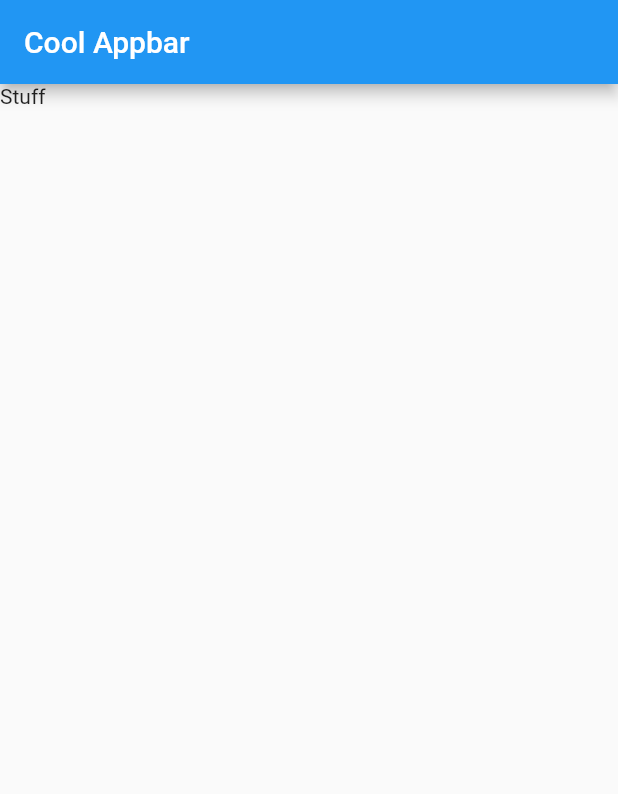
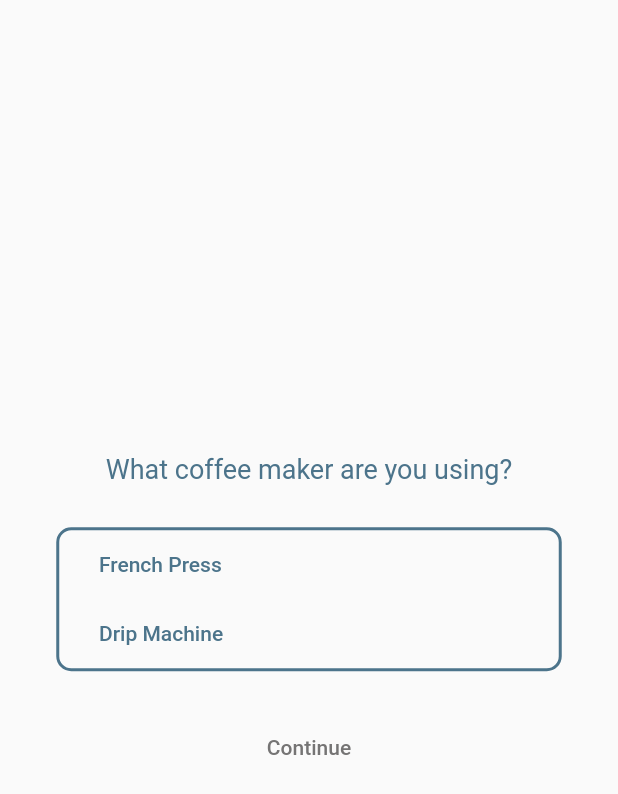
Before and after one commit to VictorA-RGV/MidTermApp, a Flutter app: the screen it shows after launch, on a phone screen of 412 x 824 dp. Shown: the top 794 px of the screen. Run offline on Flutter 3.47's test engine with Material 2 defaults, Android fonts, the phone set to English and light mode, and no system bars.

Commit message:
Added widgets / screen to begin testing and logic

```diff
--- a/lib/screens/choose_device_screen.dart
+++ b/lib/screens/choose_device_screen.dart
@@ -1,4 +1,6 @@
+import 'package:flutter/cupertino.dart';
 import 'package:flutter/material.dart';
+import 'input_cups_screen.dart';
 
 class ChooseDeviceScreen extends StatefulWidget {
   @override
@@ -6,14 +8,150 @@ class ChooseDeviceScreen extends StatefulWidget {
 }
 
 class _ChooseDeviceScreenState extends State<ChooseDeviceScreen> {
+  final Color _iconTransparent = Colors.transparent;
+  final Color _iconBlue = Color(0xFF4C748B);
+  final Color _iconGrey = Color(0XFFE2E2E2);
+  bool _dripMachineFlag = false;
+  bool _frenchPressFlag = false;
+  bool _continueBtn = false;
+  int _pressOrdrip = null;
   @override
   Widget build(BuildContext context) {
     return Scaffold(
-        appBar: AppBar(
-          title: Text("Cool Appbar"),
+      body: Center(
+        child: Column(
+          mainAxisAlignment: MainAxisAlignment.center,
+          children: [
+            Text(
+              "What coffee maker are you using?",
+              style: TextStyle(color: _iconBlue, fontSize: 18),
+            ),
+            Padding(padding: EdgeInsets.all(14)),
+            Container(
+              height: 96,
+              width: 337,
+              decoration: BoxDecoration(
+                  borderRadius: BorderRadius.circular(10),
+                  border: Border.all(width: 2, color: _iconBlue)),
+              child: Column(
+                children: [
+                  SizedBox(
+                    height: 45,
+                    width: 337,
+                    child: OutlinedButton.icon(
+                      key: Key('french-press-sel'),
+                      onPressed: () {
+                        setState(() {
+                          _frenchPressFlag = !_frenchPressFlag;
+                          _dripMachineFlag = false;
+                          if (_frenchPressFlag == true) {
+                            _continueBtn = true;
+                            _pressOrdrip = 0;
+                          } else
+                            _continueBtn = false;
+                          _pressOrdrip = null;
+                        });
+                      },
+                      style: ElevatedButton.styleFrom(
+                          shape: BeveledRectangleBorder(
+                              borderRadius: BorderRadius.zero),
+                          primary: Colors.transparent,
+                          side: BorderSide(color: Colors.transparent)),
+                      icon: Text(
+                        "   French Press",
+                        style: TextStyle(color: _iconBlue),
+                      ),
+                      label: Align(
+                        alignment: Alignment.centerRight,
+                        child: Icon(
+                          Icons.check,
+                          size: 25,
+                          color:
+                              _frenchPressFlag ? _iconBlue : _iconTransparent,
+                        ),
+                      ),
+                    ),
+                  ),
+                  Divider(
+                    color: _continueBtn ? _iconBlue : _iconTransparent,
+                    height: 1,
+                    thickness: 1,
+                  ),
+                  SizedBox(
+                    height: 46,
+                    width: 337,
+                    child: OutlinedButton.icon(
+                      key: Key('drip-machine-sel'),
+                      onPressed: () {
+                        setState(() {
+                          _dripMachineFlag = !_dripMachineFlag;
+                          _frenchPressFlag = false;
+                          if (_dripMachineFlag == true) {
+                            _continueBtn = true;
+                            _pressOrdrip = 1;
+                          } else
+                            _continueBtn = false;
+                          _pressOrdrip = null;
+                        });
+                      },
+                      style: ElevatedButton.styleFrom(
+                          shape: BeveledRectangleBorder(
+                              borderRadius: BorderRadius.zero),
+                          primary: Colors.transparent,
+                          side: BorderSide(color: Colors.transparent)),
+                      icon: Text(
+                        "   Drip Machine",
+                        style: TextStyle(
+                          color: _iconBlue,
+                        ),
+                      ),
+                      label: Align(
+                        alignment: Alignment.centerRight,
+                        child: Icon(
+                          Icons.check,
+                          size: 25,
+                          color:
+                              _dripMachineFlag ? _iconBlue : _iconTransparent,
+                        ),
+                      ),
+                    ),
+                  ),
+                ],
+              ),
+            ),
+            Padding(padding: EdgeInsets.all(14)),
+            SizedBox(
+                // this box can be reused for other continues and done screen
+                height: 46,
+                width: 280,
+                key: Key('ctn-btn-choose'),
+                child: OutlinedButton(
+                  onPressed: _continueBtn
+                      ? () => Navigator.push(
+                          context,
+                          MaterialPageRoute(
+                              builder: (context) => InputCupsScreen(
+                                    pressOrdrip: _pressOrdrip,
+                                  )))
+                      : null,
+                  style: ElevatedButton.styleFrom(
+                      onSurface: _iconBlue,
+                      onPrimary: _iconBlue,
+                      primary: _iconBlue,
+                      side: BorderSide(color: _iconTransparent),
+                      shape: RoundedRectangleBorder(
+                          borderRadius: BorderRadius.circular(20))),
+                  child: Text(
+                    "Continue",
+                    style: TextStyle(
+                      color:
+                          _continueBtn ? Color(0xFFFFFFFF) : Color(0XFF757474),
+                    ),
+                  ),
+                )),
+          ],
         ),
-        body: Column(
-          children: [Text("Stuff")],
-        ));
+      ),
+    );
   }
 }
--- a/lib/screens/splash_screen.dart
+++ b/lib/screens/splash_screen.dart
@@ -16,7 +16,7 @@ class _SplashScreenState extends State<SplashScreen> {
 
   startTime() async {
     var duration = Duration(seconds: 2);
-    return Timer(duration, navigateToDeviceScreen);
+   return Timer(duration, navigateToDeviceScreen);
   }
 
   navigateToDeviceScreen() {
@@ -27,10 +27,12 @@ class _SplashScreenState extends State<SplashScreen> {
   @override
   Widget build(BuildContext context) {
     return Scaffold(
+      backgroundColor: Color(0XFF4C748B),
       body: Center(
         child: Column(
+
           mainAxisAlignment: MainAxisAlignment.center,
-          children: [Text("HOMEBREW"), Text("Great Coffee at Home")],
+          children: [Text("HOMEBREW", style: TextStyle(color: Color(0XFFFFFFFF), fontSize: 48 ), ), Text("Great Coffee at Home", style: TextStyle(color: Color(0XFFFFFFFF), fontSize: 18), )],
         ),
       ),
     );
--- a/test_driver/app_test.dart
+++ b/test_driver/app_test.dart
@@ -28,6 +28,8 @@ void main() {
     */
     test("should give recommendation for French Press", () {
       // your code here
+      //final frechPressBtnFinder = find.byValueKey('french-press-button');
+
     });
 
     /*
```
Also changed, not shown: lib/screens/input_cups_screen.dart (added, +111 -0 lines), lib/screens/reccomend_screen.dart (added, +149 -0 lines).
